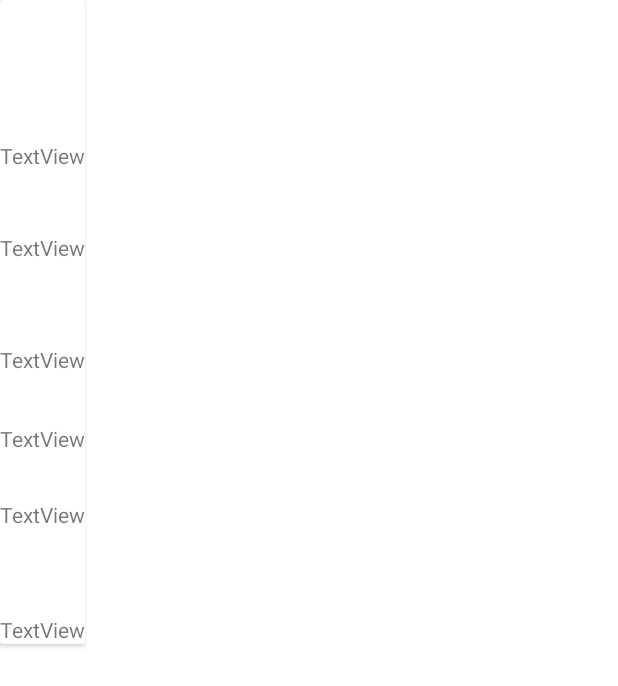
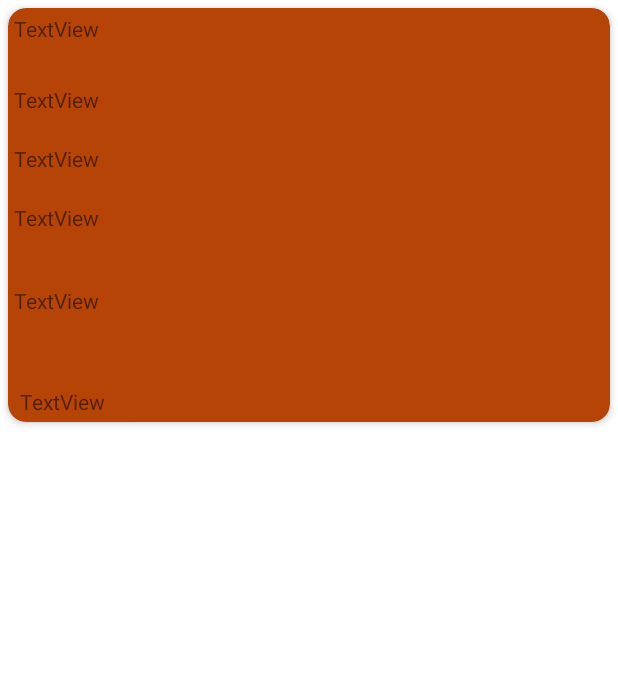
Before and after one commit to amoschoomy/FIT2081App, an Android app: the layout card_layout.xml on its own in the app's theme, with its tools: preview values and no code run, on a phone screen of 412 x 824 dp. Shown: the top 686 px of the screen. Run offline under Robolectric (Android 15) with nearby library versions, the phone set to English and light mode, and no system bars.

Commit message:
Week 7 Lab Task Complete

```diff
--- a/app/build.gradle
+++ b/app/build.gradle
@@ -30,10 +30,15 @@ android {
 
 dependencies {
 
+
     implementation 'androidx.appcompat:appcompat:1.2.0'
     implementation 'com.google.android.material:material:1.3.0'
     implementation 'androidx.constraintlayout:constraintlayout:2.0.4'
+    implementation 'androidx.room:room-runtime:2.2.6'
+    implementation "androidx.lifecycle:lifecycle-extensions:2.2.0"
     testImplementation 'junit:junit:4.+'
     androidTestImplementation 'androidx.test.ext:junit:1.1.2'
     androidTestImplementation 'androidx.test.espresso:espresso-core:3.3.0'
+    annotationProcessor 'androidx.room:room-compiler:2.2.6'
+
 }
--- a/app/src/main/res/layout/card_layout.xml
+++ b/app/src/main/res/layout/card_layout.xml
@@ -1,20 +1,26 @@
 <?xml version="1.0" encoding="utf-8"?>
 <androidx.cardview.widget.CardView xmlns:android="http://schemas.android.com/apk/res/android"
     xmlns:app="http://schemas.android.com/apk/res-auto"
-    android:layout_width="wrap_content"
-    android:layout_height="wrap_content">
+    android:layout_width="match_parent"
+    android:layout_height="wrap_content"
+    android:layout_margin="5dp"
+    android:clickable="true"
+    android:foreground="?selectableItemBackground"
+    app:cardBackgroundColor="#B54406"
+    app:cardCornerRadius="12dp"
+    app:cardElevation="3dp"
+    app:contentPadding="4dp">>
 
 
-    <LinearLayout
+    <androidx.constraintlayout.widget.ConstraintLayout
+        android:id="@+id/linearLayout"
         android:layout_width="match_parent"
-        android:layout_height="match_parent"
-        android:orientation="vertical">
+        android:layout_height="wrap_content">
 
         <TextView
             android:id="@+id/makerv"
             android:layout_width="wrap_content"
             android:layout_height="wrap_content"
-            android:layout_marginTop="94dp"
             android:text="TextView"
             app:layout_constraintStart_toStartOf="parent"
             app:layout_constraintTop_toTopOf="parent" />
@@ -23,7 +29,7 @@
             android:id="@+id/modelv"
             android:layout_width="wrap_content"
             android:layout_height="wrap_content"
-            android:layout_marginTop="42dp"
+            android:layout_marginTop="28dp"
             android:text="TextView"
             app:layout_constraintStart_toStartOf="parent"
             app:layout_constraintTop_toBottomOf="@+id/makerv" />
@@ -32,7 +38,7 @@
             android:id="@+id/yearv"
             android:layout_width="wrap_content"
             android:layout_height="wrap_content"
-            android:layout_marginTop="55dp"
+            android:layout_marginTop="20dp"
             android:text="TextView"
             app:layout_constraintStart_toStartOf="parent"
             app:layout_constraintTop_toBottomOf="@+id/modelv" />
@@ -41,7 +47,7 @@
             android:id="@+id/colorv"
             android:layout_width="wrap_content"
             android:layout_height="wrap_content"
-            android:layout_marginTop="33dp"
+            android:layout_marginTop="20dp"
             android:text="TextView"
             app:layout_constraintStart_toStartOf="parent"
             app:layout_constraintTop_toBottomOf="@+id/yearv" />
@@ -50,7 +56,7 @@
             android:id="@+id/seatsv"
             android:layout_width="wrap_content"
             android:layout_height="wrap_content"
-            android:layout_marginTop="31dp"
+            android:layout_marginTop="36dp"
             android:text="TextView"
             app:layout_constraintStart_toStartOf="parent"
             app:layout_constraintTop_toBottomOf="@+id/colorv" />
@@ -59,11 +65,12 @@
             android:id="@+id/pricev"
             android:layout_width="wrap_content"
             android:layout_height="wrap_content"
-            android:layout_marginTop="57dp"
+            android:layout_marginStart="4dp"
+            android:layout_marginTop="48dp"
             android:text="TextView"
             app:layout_constraintStart_toStartOf="parent"
             app:layout_constraintTop_toBottomOf="@+id/seatsv" />
-    </LinearLayout>
+    </androidx.constraintlayout.widget.ConstraintLayout>
 
 
 </androidx.cardview.widget.CardView>
```
Also changed, not shown: app/src/main/java/com/example/autoshowroom/ListCars.java (+8 -5 lines), app/src/main/java/com/example/autoshowroom/MainActivity.java (+29 -31 lines), app/src/main/java/com/example/autoshowroom/RecyclerViewAdapter.java (+18 -33 lines), app/src/main/java/com/example/autoshowroom/provider/Car.java (added, +74 -0 lines), app/src/main/java/com/example/autoshowroom/provider/CarDao.java (added, +24 -0 lines), app/src/main/java/com/example/autoshowroom/provider/CarDatabase.java (added, +36 -0 lines), app/src/main/java/com/example/autoshowroom/provider/CarRepository.java (added, +31 -0 lines), app/src/main/java/com/example/autoshowroom/provider/CarViewModel.java (added, +33 -0 lines).
